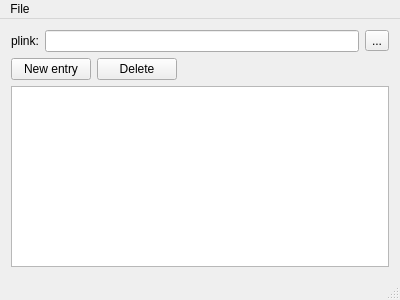
First picture: the form in mainwindow.ui, repository shyim/tunnelmanager, before the edit.
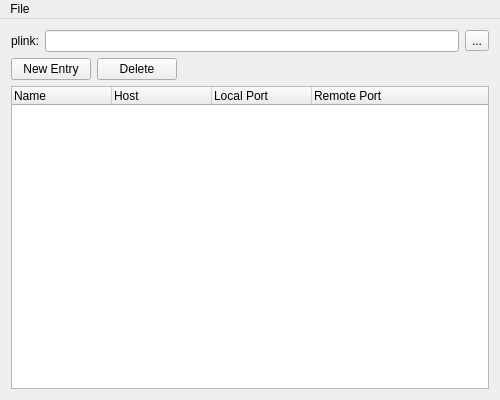
Second picture: the form after the edit.

```diff
--- a/mainwindow.ui
+++ b/mainwindow.ui
@@ -6,8 +6,8 @@
    <rect>
     <x>0</x>
     <y>0</y>
-    <width>400</width>
-    <height>300</height>
+    <width>500</width>
+    <height>400</height>
    </rect>
   </property>
   <property name="windowTitle">
@@ -45,7 +45,7 @@
       <item>
        <widget class="QPushButton" name="pushButton">
         <property name="text">
-         <string>New entry</string>
+         <string>New Entry</string>
         </property>
        </widget>
       </item>
@@ -72,7 +72,34 @@
      </layout>
     </item>
     <item>
-     <widget class="QListWidget" name="listWidget"/>
+     <widget class="QTreeWidget" name="treeWidget">
+      <property name="contextMenuPolicy">
+       <enum>Qt::CustomContextMenu</enum>
+      </property>
+      <property name="selectionMode">
+       <enum>QAbstractItemView::MultiSelection</enum>
+      </property>
+      <column>
+       <property name="text">
+        <string>Name</string>
+       </property>
+      </column>
+      <column>
+       <property name="text">
+        <string>Host</string>
+       </property>
+      </column>
+      <column>
+       <property name="text">
+        <string>Local Port</string>
+       </property>
+      </column>
+      <column>
+       <property name="text">
+        <string>Remote Port</string>
+       </property>
+      </column>
+     </widget>
     </item>
    </layout>
   </widget>
@@ -81,8 +108,8 @@
     <rect>
      <x>0</x>
      <y>0</y>
-     <width>400</width>
-     <height>21</height>
+     <width>500</width>
+     <height>23</height>
     </rect>
    </property>
    <widget class="QMenu" name="menuStart">
@@ -93,7 +120,6 @@
    </widget>
    <addaction name="menuStart"/>
   </widget>
-  <widget class="QStatusBar" name="statusBar"/>
   <action name="actionBeenden">
    <property name="text">
     <string>Quit</string>
```
Left out of the diff: 8 changed lines with no effect on the pictures.
